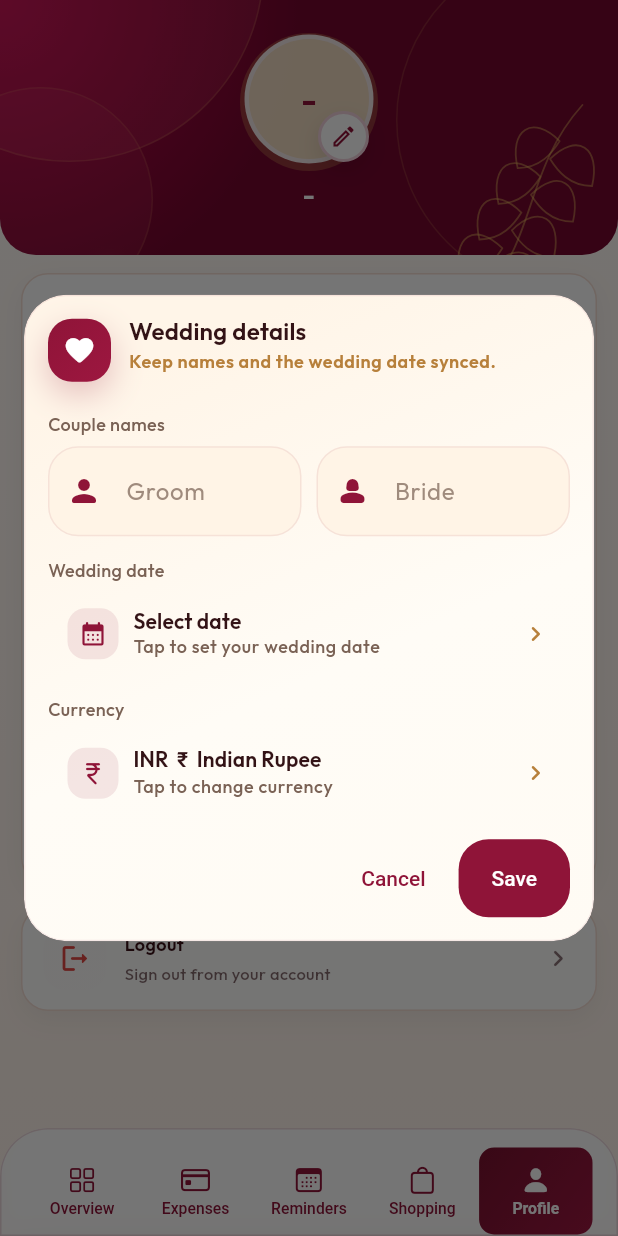
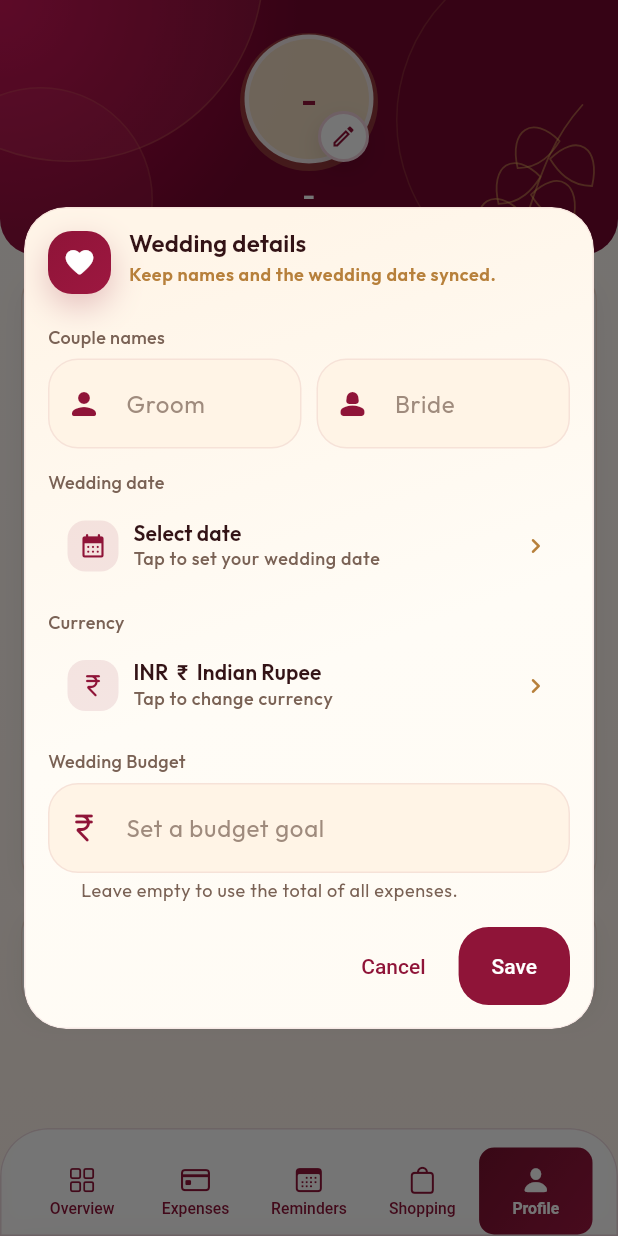
Before and after one commit to jassimpv/kalayana_tracker, a Flutter app: the screen it shows once a user with an empty profile is signed in, item 5 of the bottom bar chosen, after a tap on "Profile Details", on a phone screen of 412 x 824 dp. Run offline on Flutter 3.47's test engine with Material 3 defaults, Android fonts, the phone set to English and light mode, and no system bars; our stand-ins replace cloud_firestore, device_info_plus, firebase_auth, firebase_core, get, google_mobile_ads and 5 more; missing offline and left inert: in_app_update; accounts and stored records are empty; network calls fail.

Commit message:
feat: add budget goal with over-budget indicator and percent formatting

```diff
--- a/lib/app/core/utils/formatters.dart
+++ b/lib/app/core/utils/formatters.dart
@@ -97,4 +97,12 @@ const months = [
 String formatDate(DateTime date) =>
     '${months[date.month - 1]} ${date.day}, ${date.year}';
 
+String formatPercent(double ratio) {
+  final percent = ratio * 100;
+  if (percent > 0 && percent < 1) {
+    return '${percent.toStringAsFixed(1)}%';
+  }
+  return '${percent.round()}%';
+}
+
 String newId() => DateTime.now().microsecondsSinceEpoch.toString();
--- a/lib/app/data/models/wedding_data.dart
+++ b/lib/app/data/models/wedding_data.dart
@@ -1,3 +1,4 @@
+import 'package:kalayanaexpresstracker/app/core/utils/formatters.dart';
 import 'package:kalayanaexpresstracker/app/data/models/event_reminder.dart';
 import 'package:kalayanaexpresstracker/app/data/models/expense_item.dart';
 import 'package:kalayanaexpresstracker/app/data/models/purchase_item.dart';
@@ -7,6 +8,7 @@ class WeddingData {
     required this.expenses,
     required this.reminders,
     required this.purchases,
+    this.budgetGoal = 0,
   });
 
   factory WeddingData.empty() =>
@@ -29,15 +31,25 @@ class WeddingData {
           .whereType<Map<String, dynamic>>()
           .map(PurchaseItem.fromJson)
           .toList(),
+      budgetGoal: numberFromJson(json['budgetGoal']) ?? 0,
     );
   }
 
   final List<ExpenseItem> expenses;
   final List<EventReminder> reminders;
   final List<PurchaseItem> purchases;
+  final double budgetGoal;
 
   double get totalBudget =>
       expenses.fold(0, (total, item) => total + item.knownTotal);
+
+  bool get hasBudgetGoal => budgetGoal > 0;
+
+  double get effectiveBudget => hasBudgetGoal ? budgetGoal : totalBudget;
+
+  bool get isOverBudget => hasBudgetGoal && totalBudget > budgetGoal;
+
+  double get overBudgetAmount => isOverBudget ? totalBudget - budgetGoal : 0;
   double get paid =>
       expenses.fold(0, (total, item) => total + item.paidForSummary);
   double get pending =>
@@ -69,16 +81,19 @@ class WeddingData {
     'expenses': expenses.map((item) => item.toJson()).toList(),
     'reminders': reminders.map((item) => item.toJson()).toList(),
     'purchases': purchases.map((item) => item.toJson()).toList(),
+    'budgetGoal': budgetGoal,
   };
 
   WeddingData copyWith({
     List<ExpenseItem>? expenses,
     List<EventReminder>? reminders,
     List<PurchaseItem>? purchases,
+    double? budgetGoal,
   }) => WeddingData(
     expenses: expenses ?? this.expenses,
     reminders: reminders ?? this.reminders,
     purchases: purchases ?? this.purchases,
+    budgetGoal: budgetGoal ?? this.budgetGoal,
   );
 }
 
--- a/lib/app/modules/dashboard/controllers/dashboard_controller.dart
+++ b/lib/app/modules/dashboard/controllers/dashboard_controller.dart
@@ -678,6 +678,10 @@ class DashboardController extends GetxController {
     );
   }
 
+  Future<void> setBudgetGoal(double amount) async {
+    await _save(data.value.copyWith(budgetGoal: amount));
+  }
+
   Future<void> saveProfile({
     required String groom,
     required String bride,
--- a/lib/app/modules/dashboard/views/dashboard_view.dart
+++ b/lib/app/modules/dashboard/views/dashboard_view.dart
@@ -2,6 +2,7 @@ import 'dart:math' as math;
 import 'dart:ui';
 import 'package:firebase_auth/firebase_auth.dart';
 import 'package:flutter/cupertino.dart';
+import 'package:flutter/foundation.dart';
 import 'package:flutter/material.dart';
 import 'package:flutter/services.dart';
 import 'package:get/get.dart';
--- a/lib/app/modules/dashboard/views/expenses/dashboard_overview.dart
+++ b/lib/app/modules/dashboard/views/expenses/dashboard_overview.dart
@@ -10,9 +10,9 @@ class OverviewPanel extends GetView<DashboardController> {
     return Obx(() {
       final profile = controller.profile;
       final date = profileMarriageDate(profile);
-      final paymentProgress = data.totalBudget == 0
+      final paymentProgress = data.effectiveBudget == 0
           ? 0.0
-          : (data.paid / data.totalBudget).clamp(0.0, 1.0);
+          : (data.paid / data.effectiveBudget).clamp(0.0, 1.0);
       return _DashboardOverviewScreen(
         data: data,
         profile: profile,
@@ -78,15 +78,17 @@ class _DashboardOverviewScreen extends StatelessWidget {
     final paid = data.paid;
     final pending = data.pending;
     final repayment = data.repaymentPending;
-    final remaining = math.max(data.totalBudget - paid - pending, 0.0);
+    final remaining = math.max(data.effectiveBudget - paid - pending, 0.0);
 
     final firstNameLabel = firstName == '-' ? 'Jassim' : firstName;
     final budget = _BudgetHeroCard(
-      total: data.totalBudget,
+      total: data.effectiveBudget,
       paid: paid,
       pending: pending,
       remaining: remaining,
       progress: progress,
+      isOverBudget: data.isOverBudget,
+      overBudgetAmount: data.overBudgetAmount,
     );
     final metrics = _BudgetMetricStrip(
       paid: paid,
@@ -205,7 +207,7 @@ class _OverviewHeroSliverAppBar extends StatelessWidget {
 
   @override
   Widget build(BuildContext context) {
-    final topInset = MediaQuery.paddingOf(context).top;
+    final topInset = kIsWeb ? 90.00 : MediaQuery.paddingOf(context).top;
     final expandedHeight = topInset + 130;
     final collapsedHeight = topInset + 70;
 
@@ -271,7 +273,7 @@ class _OverviewHeroSliverAppBar extends StatelessWidget {
                 ),
               ),
               Positioned(
-                top: topInset + 14,
+                top: kIsWeb ? 30 : (topInset + 14),
                 left: 22,
                 right: 18,
                 child: Row(
@@ -616,6 +618,8 @@ class _BudgetHeroCard extends StatelessWidget {
     required this.pending,
     required this.remaining,
     required this.progress,
+    this.isOverBudget = false,
+    this.overBudgetAmount = 0,
   });
 
   final double total;
@@ -623,6 +627,8 @@ class _BudgetHeroCard extends StatelessWidget {
   final double pending;
   final double remaining;
   final double progress;
+  final bool isOverBudget;
+  final double overBudgetAmount;
 
   @override
   Widget build(BuildContext context) {
@@ -690,6 +696,37 @@ class _BudgetHeroCard extends StatelessWidget {
                     ),
                   ),
                   const SizedBox(height: 14),
+                  if (isOverBudget)
+                    Container(
+                      padding: const EdgeInsets.symmetric(
+                        horizontal: 10,
+                        vertical: 6,
+                      ),
+                      decoration: BoxDecoration(
+                        color: const Color(0xFFE36C76).withValues(alpha: 0.22),
+                        borderRadius: BorderRadius.circular(999),
+                      ),
+                      child: Row(
+                        mainAxisSize: MainAxisSize.min,
+                        children: [
+                          const Icon(
+                            CupertinoIcons.exclamationmark_triangle_fill,
+                            color: Color(0xFFFFD9DC),
+                            size: 13,
+                          ),
+                          const SizedBox(width: 6),
+                          Text(
+                            '${AppConfig.appCurrency}${formatMoney(overBudgetAmount)} over budget',
+                            style: const TextStyle(
+                              color: Color(0xFFFFD9DC),
+                              fontSize: 11,
+                              fontWeight: FontWeight.w600,
+                            ),
+                          ),
+                        ],
+                      ),
+                    )
+                  else
                     Text(
                       'Overall allocation across\nall expenses and vendors',
                       maxLines: 3,
@@ -720,7 +757,7 @@ class _BudgetHeroCard extends StatelessWidget {
                         mainAxisSize: MainAxisSize.min,
                         children: [
                           Text(
-                            '${(progress * 100).round()}%',
+                            formatPercent(progress),
                             style: TextStyle(
                               color: Colors.white,
                               fontSize: compact ? 16 : 20,
@@ -939,7 +976,7 @@ class _BudgetMetricStrip extends StatelessWidget {
       _MetricSpec(
         CupertinoIcons.chart_pie_fill,
         'Budget Used',
-        '${(progress * 100).round()}%',
+        formatPercent(progress),
         ThemeColors.primary,
       ),
     ];
@@ -1347,7 +1384,7 @@ class _OverviewBudgetAnalytics extends StatelessWidget {
                   mainAxisSize: MainAxisSize.min,
                   children: [
                     Text(
-                      '${(progress * 100).round()}%',
+                      formatPercent(progress),
                       style: const TextStyle(
                         color: Color(0xFF421018),
                         fontSize: 18,
@@ -1525,7 +1562,7 @@ class _CategorySpendRow extends StatelessWidget {
                     ),
                     const SizedBox(width: 8),
                     Text(
-                      '${(percent * 100).round()}%',
+                      formatPercent(percent),
                       style: TextStyle(
                         color: Theme.of(context).colorScheme.outline,
                         fontSize: 11,
--- a/lib/app/modules/dashboard/views/profile/dashboard_profile.dart
+++ b/lib/app/modules/dashboard/views/profile/dashboard_profile.dart
@@ -148,7 +148,7 @@ class ReportsPanel extends GetView<DashboardController> {
   Widget build(BuildContext context) {
     return Obx(() {
       final data = controller.data.value;
-      final total = data.totalBudget;
+      final total = data.effectiveBudget;
       final paid = data.paid;
       final pending = data.pending;
       final repaymentPending = data.repaymentPending;
@@ -465,13 +465,13 @@ class ReportsPanel extends GetView<DashboardController> {
                         children: [
                           _ReportPercentLabel(
                             label: 'Paid',
-                            value: '${(paidRatio * 100).round()}%',
+                            value: formatPercent(paidRatio),
                             color: const Color(0xFF209B4B),
                           ),
                           const SizedBox(width: 10),
                           _ReportPercentLabel(
                             label: 'Pending',
-                            value: '${(pendingRatio * 100).round()}%',
+                            value: formatPercent(pendingRatio),
                             color: const Color(0xFFFF6824),
                           ),
                         ],
--- a/lib/app/modules/dashboard/widgets/dashboard_dialogs.dart
+++ b/lib/app/modules/dashboard/widgets/dashboard_dialogs.dart
@@ -832,6 +832,10 @@ Future<void> showProfileDialog(BuildContext context) async {
   final bride = TextEditingController(text: profileBride(controller.profile));
   var weddingDate = profileMarriageDate(controller.profile);
   var currency = profileCurrency(controller.profile);
+  final budgetGoal = controller.data.value.budgetGoal;
+  final budget = TextEditingController(
+    text: budgetGoal > 0 ? formatMoney(budgetGoal) : '',
+  );
 
   await showDialog<void>(
     context: context,
@@ -853,6 +857,10 @@ Future<void> showProfileDialog(BuildContext context) async {
                 weddingDate: weddingDate,
                 currency: currency,
               );
+              final parsedBudget =
+                  double.tryParse(budget.text.trim().replaceAll(',', '')) ??
+                  0;
+              await controller.setBudgetGoal(parsedBudget);
               if (context.mounted) Navigator.pop(context);
             },
             child: const Text('Save'),
@@ -922,6 +930,21 @@ Future<void> showProfileDialog(BuildContext context) async {
                 );
                 if (selected != null) setState(() => currency = selected);
               },
+            ),
+            const SizedBox(height: 14),
+            _dialogLabel('Wedding Budget'),
+            const SizedBox(height: 6),
+            TextFormField(
+              controller: budget,
+              keyboardType: const TextInputType.numberWithOptions(
+                decimal: true,
+              ),
+              decoration: InputDecoration(
+                hintText: 'Set a budget goal',
+                prefixIcon: Icon(AppConfig.appCurrencyIcon),
+                helperText:
+                    'Leave empty to use the total of all expenses.',
+              ),
             ),
           ],
         ),
```
Lines whose indentation alone changed are shown as unchanged.
